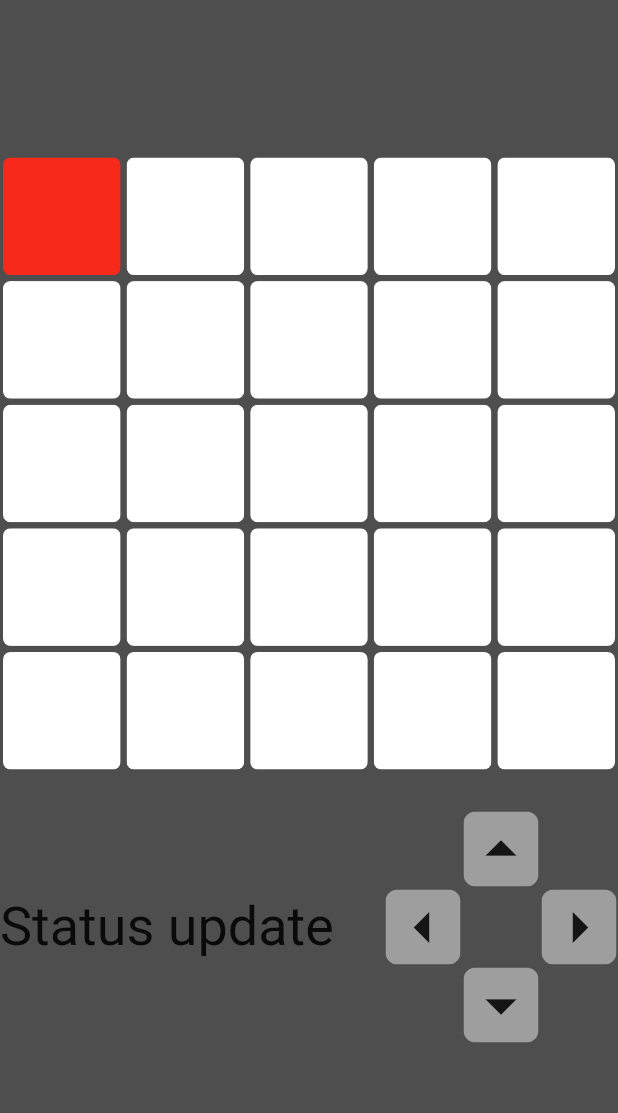
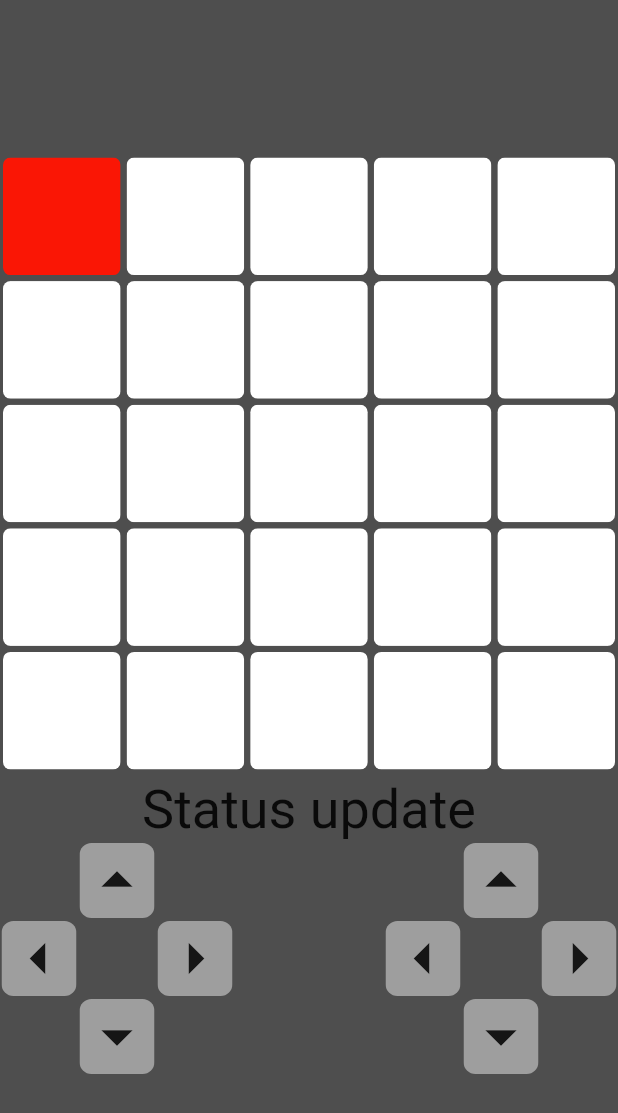
Before and after one commit to mpalma2332/Wumpus, a Flutter app: the screen it shows after launch, on a phone screen of 412 x 824 dp. Shown: the top 1113 px of the screen. Run offline on Flutter 3.47's test engine with Material 2 defaults, Android fonts, the phone set to English and light mode, and no system bars.

Commit message:
add Shoôt buttons and recenter

```diff
--- a/wumpus_app/lib/homepage.dart
+++ b/wumpus_app/lib/homepage.dart
@@ -69,16 +69,16 @@ class HomePageState extends State<HomePage> {
                               // current index go back to moved index
                               if (playerPosition == index) {
                                 return MyPixel(
-                                    color: Color.fromARGB(255, 247, 41, 27));
+                                    color: Color.fromARGB(255, 250, 22, 5));
                               } else {
                                 // current index go to grey (never moved before area)
                                 return MyPixel(
-                                    color: Color.fromARGB(255, 247, 190, 185));
+                                    color: Color.fromARGB(255, 255, 188, 182));
                               }
                             } else if (playerPosition == index) {
                               moved.add(playerPosition);
                               return MyPixel(
-                                  color: Color.fromARGB(255, 247, 41, 27));
+                                  color: Color.fromARGB(255, 250, 22, 5));
                             } else {
                               return MyPixel(color: Colors.white);
                             }
@@ -87,7 +87,9 @@ class HomePageState extends State<HomePage> {
                   ),
                   Expanded(
                     child: Container(
-                      child: Row(children: [
+                      child: Column(
+                          mainAxisAlignment: MainAxisAlignment.center,
+                          children: [
                             // ignore: prefer_const_constructors
                             FittedBox(
                               fit: BoxFit.fitWidth,
@@ -97,11 +99,13 @@ class HomePageState extends State<HomePage> {
                                 style: TextStyle(fontSize: 36),
                               ),
                             ),
-                        Spacer(),
-                        Row(
-                          children: [
-                            Column(
+
+                            Row(children: [
+                              Container(
+                                child: Column(
                                     mainAxisAlignment: MainAxisAlignment.center,
+                                    crossAxisAlignment:
+                                        CrossAxisAlignment.center,
                                     children: [
                                       Row(
                                         children: [
@@ -148,9 +152,59 @@ class HomePageState extends State<HomePage> {
                                           MyButton(),
                                         ],
                                       )
-                                ])
+                                    ]),
+                              ),
+                              Spacer(),
+                              Container(
+                                child: Column(
+                                    mainAxisAlignment: MainAxisAlignment.center,
+                                    crossAxisAlignment:
+                                        CrossAxisAlignment.center,
+                                    children: [
+                                      Row(
+                                        children: [
+                                          MyButton(),
+                                          MyButton(
+                                              color: Colors.grey,
+                                              child: Icon(
+                                                Icons.arrow_drop_up,
+                                                size: 50,
+                                              )),
+                                          MyButton(),
                                         ],
                                       ),
+                                      Row(
+                                        children: [
+                                          MyButton(
+                                              color: Colors.grey,
+                                              child: Icon(
+                                                Icons.arrow_left,
+                                                size: 50,
+                                              )),
+                                          MyButton(),
+                                          MyButton(
+                                              color: Colors.grey,
+                                              child: Icon(
+                                                Icons.arrow_right,
+                                                size: 50,
+                                              )),
+                                        ],
+                                      ),
+                                      Row(
+                                        children: [
+                                          MyButton(),
+                                          MyButton(
+                                              color: Colors.grey,
+                                              child: Icon(
+                                                Icons.arrow_drop_down,
+                                                size: 50,
+                                              )),
+                                          MyButton(),
+                                        ],
+                                      )
+                                    ]),
+                              ),
+                            ]),
                           ]),
                     ),
                   ),
```
Lines whose indentation alone changed are shown as unchanged.
